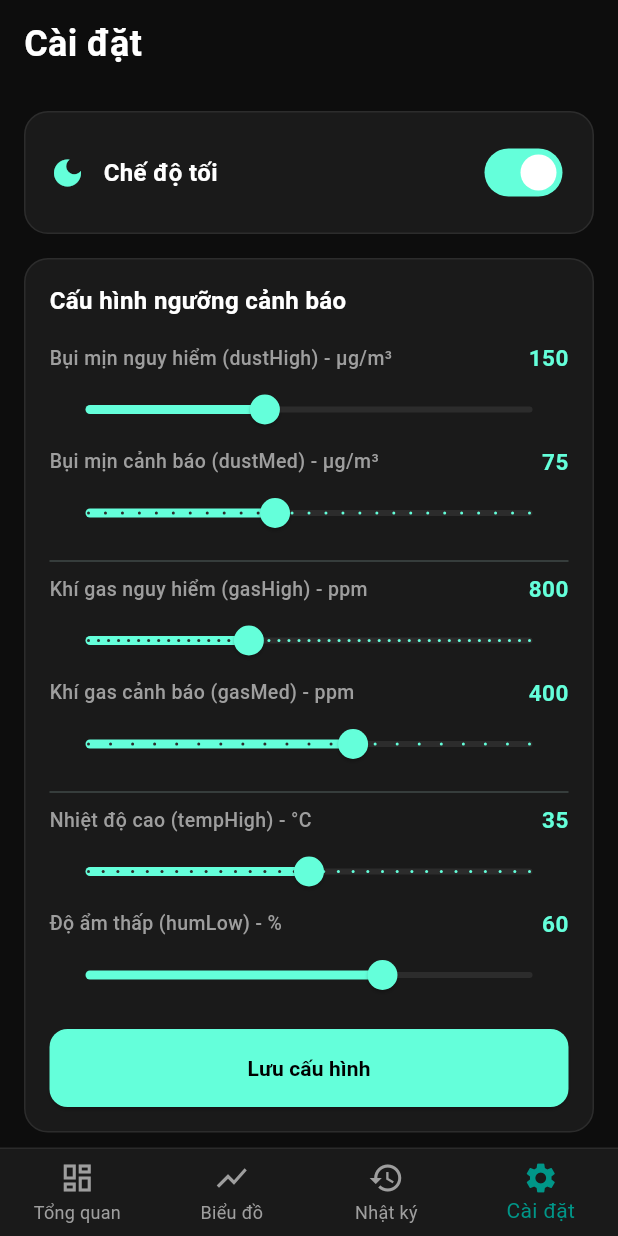
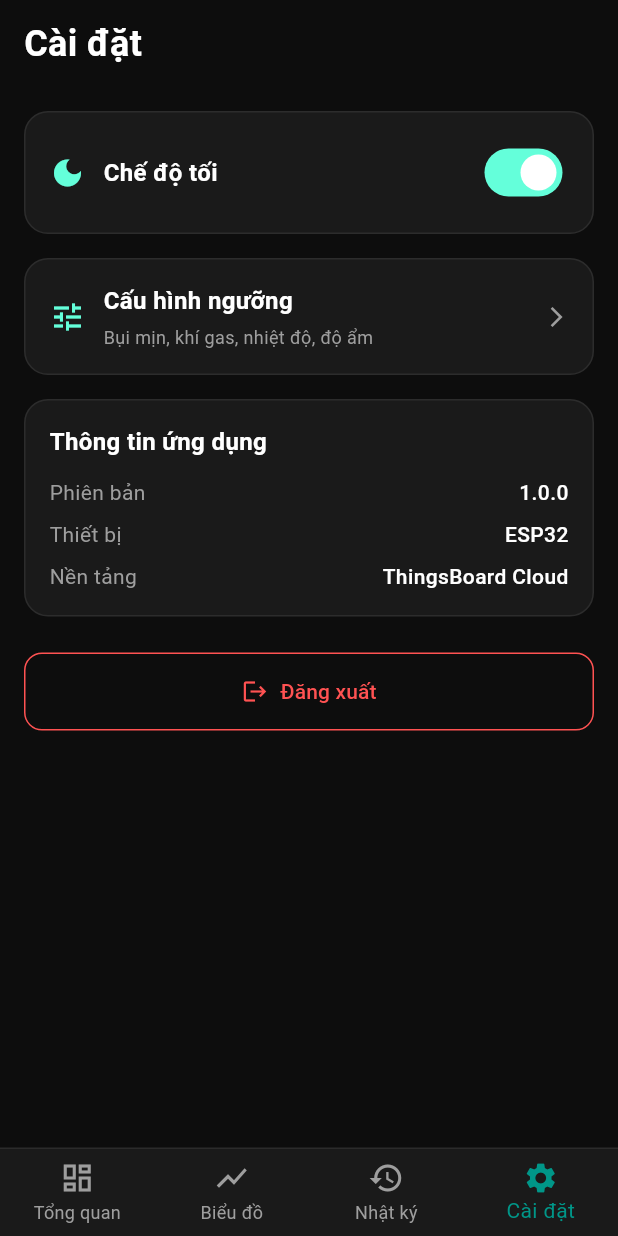
Before and after one commit to NgHuy-akaSteph/iot-ptit-2026, a Flutter app: the DashboardScreen screen opened directly, item 4 of the bottom bar chosen, on a phone screen of 412 x 824 dp. Run offline on Flutter 3.47's test engine with Material 3 defaults, Android fonts, the phone set to English and light mode, and no system bars; our stand-ins replace dio, fl_chart, flutter_secure_storage, shared_preferences, syncfusion_flutter_gauges; accounts and stored records are empty; network calls fail.

Commit message:
feat(client): separate thresholds config into a dedicated screen

```diff
--- a/client/lib/widgets/settings_panel.dart
+++ b/client/lib/widgets/settings_panel.dart
@@ -1,6 +1,7 @@
 import 'package:flutter/material.dart';
 import '../service/auth_service.dart';
 import '../screen/login_screen.dart';
+import '../screen/thresholds_screen.dart';
 
 class SettingsPanel extends StatefulWidget {
   final bool isDarkMode;
@@ -32,35 +33,6 @@ class SettingsPanel extends StatefulWidget {
 
 class _SettingsPanelState extends State<SettingsPanel> {
   final _authService = AuthService();
-  late double _dustHigh;
-  late double _dustMed;
-  late double _gasHigh;
-  late double _gasMed;
-  late double _tempHigh;
-  late double _humLow;
-  bool _isSaving = false;
-
-  @override
-  void initState() {
-    super.initState();
-    _dustHigh = widget.dustHigh;
-    _dustMed = widget.dustMed;
-    _gasHigh = widget.gasHigh;
-    _gasMed = widget.gasMed;
-    _tempHigh = widget.tempHigh;
-    _humLow = widget.humLow;
-  }
-
-  @override
-  void didUpdateWidget(SettingsPanel oldWidget) {
-    super.didUpdateWidget(oldWidget);
-    if (oldWidget.dustHigh != widget.dustHigh) _dustHigh = widget.dustHigh;
-    if (oldWidget.dustMed != widget.dustMed) _dustMed = widget.dustMed;
-    if (oldWidget.gasHigh != widget.gasHigh) _gasHigh = widget.gasHigh;
-    if (oldWidget.gasMed != widget.gasMed) _gasMed = widget.gasMed;
-    if (oldWidget.tempHigh != widget.tempHigh) _tempHigh = widget.tempHigh;
-    if (oldWidget.humLow != widget.humLow) _humLow = widget.humLow;
-  }
 
   Future<void> _handleLogout() async {
     final nav = Navigator.of(context);
@@ -97,72 +69,6 @@ class _SettingsPanelState extends State<SettingsPanel> {
         MaterialPageRoute(builder: (_) => const LoginScreen()),
       );
     }
-  }
-
-  Future<void> _saveThresholds() async {
-    setState(() => _isSaving = true);
-    final success = await widget.onThresholdsSaved({
-      'dustHigh': _dustHigh,
-      'dustMed': _dustMed,
-      'gasHigh': _gasHigh,
-      'gasMed': _gasMed,
-      'tempHigh': _tempHigh,
-      'humLow': _humLow,
-    });
-    setState(() => _isSaving = false);
-    if (mounted) {
-      ScaffoldMessenger.of(context).showSnackBar(
-        SnackBar(
-          content: Text(success ? 'Lưu cấu hình thành công!' : 'Lưu cấu hình thất bại!'),
-          backgroundColor: success ? Colors.green : Colors.redAccent,
-        ),
-      );
-    }
-  }
-
-  Widget _buildThresholdAdjuster({
-    required String label,
-    required double value,
-    required double min,
-    required double max,
-    required double step,
-    required Function(double) onChanged,
-  }) {
-    return Column(
-      crossAxisAlignment: CrossAxisAlignment.start,
-      children: [
-        Row(
-          mainAxisAlignment: MainAxisAlignment.spaceBetween,
-          children: [
-            Text(
-              label,
-              style: TextStyle(
-                color: widget.isDarkMode ? Colors.grey : Colors.grey.shade700,
-                fontSize: 13,
-                fontWeight: FontWeight.w500,
-              ),
-            ),
-            Text(
-              value.toStringAsFixed(0),
-              style: TextStyle(
-                color: widget.isDarkMode ? Colors.tealAccent : Colors.teal,
-                fontWeight: FontWeight.bold,
-                fontSize: 15,
-              ),
-            ),
-          ],
-        ),
-        Slider(
-          value: value,
-          min: min,
-          max: max,
-          divisions: ((max - min) / step).round(),
-          onChanged: onChanged,
-          activeColor: widget.isDarkMode ? Colors.tealAccent : Colors.teal,
-          inactiveColor: widget.isDarkMode ? const Color(0xFF2C2C2C) : Colors.grey.shade200,
-        ),
-      ],
-    );
   }
 
   @override
@@ -212,8 +118,24 @@ class _SettingsPanelState extends State<SettingsPanel> {
           ),
           const SizedBox(height: 16),
 
-          // Thresholds configuration card
-          Container(
+          // Thresholds configuration card (Navigation tile)
+          GestureDetector(
+            onTap: () {
+              Navigator.of(context).push(
+                MaterialPageRoute(
+                  builder: (context) => ThresholdsScreen(
+                    dustHigh: widget.dustHigh,
+                    dustMed: widget.dustMed,
+                    gasHigh: widget.gasHigh,
+                    gasMed: widget.gasMed,
+                    tempHigh: widget.tempHigh,
+                    humLow: widget.humLow,
+                    onThresholdsSaved: widget.onThresholdsSaved,
+                  ),
+                ),
+              );
+            },
+            child: Container(
               padding: const EdgeInsets.all(16),
               decoration: BoxDecoration(
                 color: widget.isDarkMode ? const Color(0xFF1A1A1A) : Colors.white,
@@ -222,91 +144,46 @@ class _SettingsPanelState extends State<SettingsPanel> {
                   color: widget.isDarkMode ? const Color(0xFF2C2C2C) : Colors.grey.shade200,
                 ),
               ),
-            child: Column(
+              child: Row(
+                mainAxisAlignment: MainAxisAlignment.spaceBetween,
+                children: [
+                  Row(
+                    children: [
+                      Icon(
+                        Icons.tune,
+                        color: widget.isDarkMode ? Colors.tealAccent : Colors.teal,
+                      ),
+                      const SizedBox(width: 12),
+                      Column(
                         crossAxisAlignment: CrossAxisAlignment.start,
                         children: [
                           Text(
-                  'Cấu hình ngưỡng cảnh báo',
+                            'Cấu hình ngưỡng',
                             style: TextStyle(
                               color: widget.isDarkMode ? Colors.white : Colors.black87,
                               fontSize: 16,
                               fontWeight: FontWeight.bold,
                             ),
                           ),
-                const SizedBox(height: 16),
-                _buildThresholdAdjuster(
-                  label: 'Bụi mịn nguy hiểm (dustHigh) - µg/m³',
-                  value: _dustHigh,
-                  min: 50.0,
-                  max: 300.0,
-                  step: 5.0,
-                  onChanged: (val) => setState(() => _dustHigh = val),
-                ),
-                _buildThresholdAdjuster(
-                  label: 'Bụi mịn cảnh báo (dustMed) - µg/m³',
-                  value: _dustMed,
-                  min: 20.0,
-                  max: 150.0,
-                  step: 5.0,
-                  onChanged: (val) => setState(() => _dustMed = val),
-                ),
-                const Divider(),
-                _buildThresholdAdjuster(
-                  label: 'Khí gas nguy hiểm (gasHigh) - ppm',
-                  value: _gasHigh,
-                  min: 400.0,
-                  max: 1500.0,
-                  step: 25.0,
-                  onChanged: (val) => setState(() => _gasHigh = val),
-                ),
-                _buildThresholdAdjuster(
-                  label: 'Khí gas cảnh báo (gasMed) - ppm',
-                  value: _gasMed,
-                  min: 100.0,
-                  max: 600.0,
-                  step: 25.0,
-                  onChanged: (val) => setState(() => _gasMed = val),
-                ),
-                const Divider(),
-                _buildThresholdAdjuster(
-                  label: 'Nhiệt độ cao (tempHigh) - °C',
-                  value: _tempHigh,
-                  min: 20.0,
-                  max: 50.0,
-                  step: 1.0,
-                  onChanged: (val) => setState(() => _tempHigh = val),
-                ),
-                _buildThresholdAdjuster(
-                  label: 'Độ ẩm thấp (humLow) - %',
-                  value: _humLow,
-                  min: 20.0,
-                  max: 80.0,
-                  step: 1.0,
-                  onChanged: (val) => setState(() => _humLow = val),
-                ),
-                const SizedBox(height: 12),
-                SizedBox(
-                  width: double.infinity,
-                  child: ElevatedButton(
-                    onPressed: _isSaving ? null : _saveThresholds,
-                    style: ElevatedButton.styleFrom(
-                      backgroundColor: widget.isDarkMode ? Colors.tealAccent : Colors.teal,
-                      foregroundColor: widget.isDarkMode ? Colors.black : Colors.white,
-                      padding: const EdgeInsets.symmetric(vertical: 16),
-                      shape: RoundedRectangleBorder(
-                        borderRadius: BorderRadius.circular(12),
-                      ),
-                    ),
-                    child: _isSaving
-                        ? const SizedBox(
-                            height: 20,
-                            width: 20,
-                            child: CircularProgressIndicator(strokeWidth: 2),
-                          )
-                        : const Text('Lưu cấu hình', style: TextStyle(fontWeight: FontWeight.bold)),
+                          const SizedBox(height: 4),
+                          Text(
+                            'Bụi mịn, khí gas, nhiệt độ, độ ẩm',
+                            style: TextStyle(
+                              color: widget.isDarkMode ? Colors.grey : Colors.grey.shade600,
+                              fontSize: 12,
                             ),
                           ),
                         ],
+                      ),
+                    ],
+                  ),
+                  Icon(
+                    Icons.arrow_forward_ios,
+                    size: 16,
+                    color: widget.isDarkMode ? Colors.grey : Colors.grey.shade400,
+                  ),
+                ],
+              ),
             ),
           ),
           const SizedBox(height: 16),
```
Also changed, not shown: client/lib/screen/thresholds_screen.dart (added, +354 -0 lines). Lines whose indentation alone changed are shown as unchanged.
